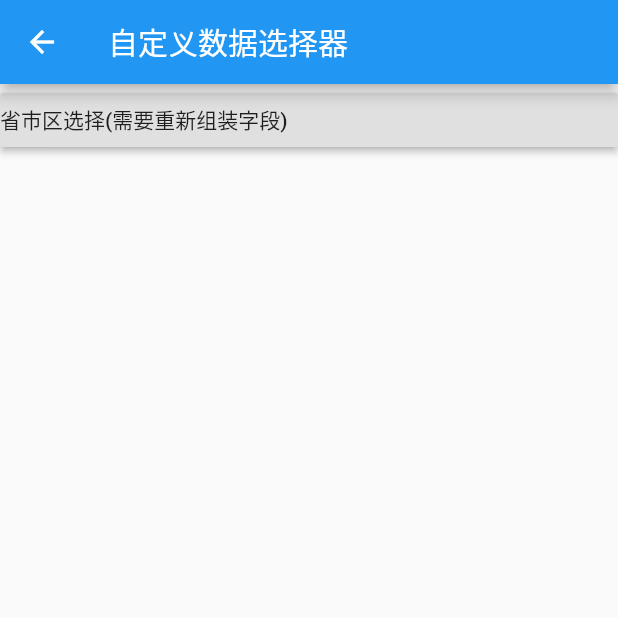
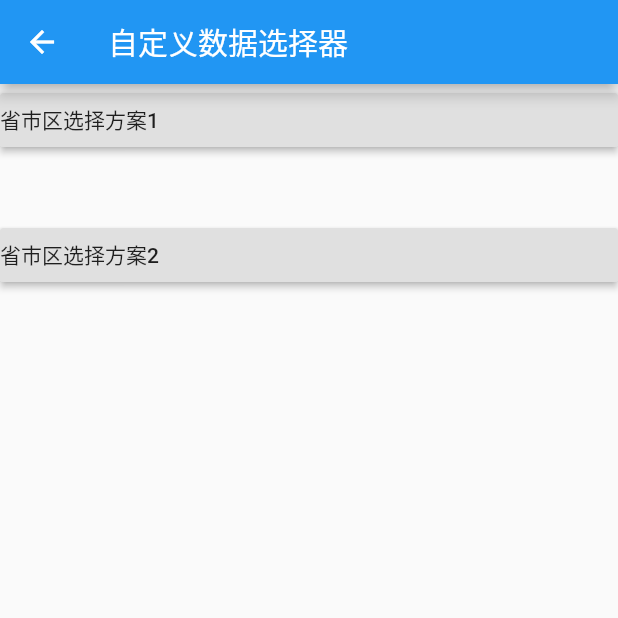
Before and after one commit to chenbing11/personal-app, a Flutter app: the JsonPickerPage screen opened directly, on a phone screen of 412 x 824 dp, the top half of it. Run offline on Flutter 3.47's test engine with Material 2 defaults, Android fonts, the phone set to English and light mode, and no system bars; missing offline and left inert: flutter_custom_dialog.

```diff
--- a/lib/pages/json-picker-page.dart
+++ b/lib/pages/json-picker-page.dart
@@ -12,49 +12,37 @@ class JsonPickerPage extends StatefulWidget {
 }
 
 class _JsonPickerPageState extends State<JsonPickerPage> {
-
+  // 方案一
   List<dynamic> provAreaDataIdxs = [];//省市区的选择数据下标集合
   String provAreaName = '';// 省市区名称
   dynamic provAreaValue; //省市区选的数据id
+  List<Map<String, dynamic>> resetAreaData = []; //省市区数据转换后的数据
 
+  // 方案二
+  List<dynamic> provAreaDataIdxs2 = [];//省市区的选择数据下标集合
+  String provAreaName2 = '';// 省市区名称
+  dynamic provAreaValue2; //省市区选的数据id
+  List<Map<String, dynamic>> resetAreaData2 = []; //省市区数据转换后的数据
 
-  List<Map<String, dynamic>> resetAreaData = []; //省市区数据转换后的数据
 
   @override
   void initState() {
     //方式1，因为数据是本地的数据，dart本身是没有dart数据格式，
     // 所以在定义json数据格式时，需要加上'''XXX''' 先包裹成字符串
     //所以需要解析成List ,真实的接口请求不需要这么处理
-    // List<dynamic> AreaDataJson = json.decode(areaDataJsonSting);//Json 改成小写，升级原因
+    List<dynamic> AreaDataJson = json.decode(areaDataJsonSting);//Json 改成小写，升级原因
     //需要注意的是 areaData 数据字段不是label 和value； 需要转化一下
-    // // print(AreaDataJson.toString());
-    // resetAreaData =recursionDataHandle(AreaDataJson);
+    resetAreaData =recursionDataHandle(AreaDataJson);
 
-    //方式
-    List<dynamic> AreaDataJson =  json.decode(areaDataJsonSting);//Json 改成小写，升级原因
-    List<dynamic> AreaDataDart = AreaDataJson.map((item) =>
+    //方式 2
+    List<dynamic> AreaDataJson2 = json.decode(areaDataJsonSting);
+    List<dynamic> AreaDataDart2 = AreaDataJson2.map((item) =>
     new AreaDataToJson.fromJson(item)).toList();
-    print(AreaDataDart.toString());
-    // List<dynamic> AreaDataDart = AreaDataJson.map((item) =>
-    //  new AreaDataToJson.fromJson((item)=> {
-    //     return item;
-    //   }
-    // )).toList();
-    // List<dynamic> AreaDataDart = AreaDataJson.map((item) =>
-    //     new AreaDataToJson.fromJson((item)).toList();
-       //    =>  {
-       //   if (item['children'] != null){
-       //     item['children'] = item['children'].map((it) => new Children.fromJson(it)));
-       //   }else {
-       //
-       //   }
-       // }
-       // ).toList();
-    // print(AreaDataDart.toString());
+    print(AreaDataDart2.toString()); //这里打印才发现AreaDataToJson类有问题，该网站不能对于这种树形结构的数据生成还存在问题，下面放开2层 即 省市是没问题的
+
     // // List<Map<String, dynamic>> AreaDataDart = AreaDataToJson.fromJson(AreaDataJson);
     //需要注意的是 areaData 数据字段不是label 和value； 需要转化一下
-    // resetAreaData =recursionDataHandle(AreaDataDart);
-    resetAreaData =recursionDataHandle(AreaDataJson);
+    resetAreaData2 =recursionDataHandle(AreaDataDart2);
     super.initState();
   }
 
@@ -67,7 +55,6 @@ class _JsonPickerPageState extends State<JsonPickerPage> {
       body: Center(
         child: GestureDetector(
           onTap: (){
-
           },
           child: Column(
               crossAxisAlignment: CrossAxisAlignment.stretch,
@@ -92,12 +79,39 @@ class _JsonPickerPageState extends State<JsonPickerPage> {
                   },
                   child: Row(
                     children: [
-                      Text('省市区选择(需要重新组装字段)'),
+                      Text('省市区选择方案1'),
 
                     ],
                   ),
                 ),
                 Text(provAreaName),
+                Container(
+                  height: 26.0,
+                ),
+                RaisedButton(
+                  padding: EdgeInsets.all(0),
+                  onPressed: () {
+                    customPicker(context,
+                        {"indexs":provAreaDataIdxs2, "initData": resetAreaData2, "colNum":2},
+                            (opt) {
+                          setState(() {
+                            provAreaDataIdxs2 = opt['indexs'];
+                            List names = opt['names'];
+                            provAreaName2 = '';
+                            for(int i = 0; i< names.length; i++) {
+                              provAreaName2 += names[i]['label'] != '' ?  i== 0 ? names[i]['label'] : '/' + names[i]['label'] : '';
+                            }
+                            provAreaValue2 = names[names.length-1]['value'];//value 这里逻辑只需要取最后一个
+                          });
+                        });
+                  },
+                  child: Row(
+                    children: [
+                      Text('省市区选择方案2'),
+                    ],
+                  ),
+                ),
+                Text(provAreaName2),
                 Container(
                   height: 26.0,
                 ),
@@ -111,19 +125,14 @@ class _JsonPickerPageState extends State<JsonPickerPage> {
   //数据格式转换
   recursionDataHandle(data) {
     List<Map<String, dynamic>> resetData = [];
-    // print(data?.length);
     if(data?.length > 0) {
       for (var i = 0; i <data?.length; i++) {
-        // print(data?[i].toJson());
         Map<String, dynamic> tmpData;
-        tmpData = data?[i];
-        // try {
-        //   tmpData = data?[i].toJson();
-        //   print(tmpData);
-        // } catch(e) {
-        //   tmpData = data?[i];
-        //   // print(data?[i]);
-        // }
+        try {
+          tmpData = data?[i].toJson();
+        } catch(e) {
+          tmpData = data?[i];
+        }
 
         resetData.add({
           'value': tmpData['id'],
@@ -132,12 +141,9 @@ class _JsonPickerPageState extends State<JsonPickerPage> {
           'level':  tmpData['level'],
           // 'children': data[i]['children'] ? recursionDataHandle(data[i]['children']): []
         });
-        // print(tmpData.containsKey('children'));
         if(tmpData.containsKey('children')) { //是否包含key值children
-          // print(tmpData['children']?.length);
           if(tmpData['children']?.length > 0)  {
             resetData[i]['children'] = recursionDataHandle(tmpData['children']);
-            // resetData[i]['children'] = [];
           } else {
             resetData[i]['children'] = [];
           }
```
Also changed, not shown: lib/pages/count-down-page.dart (added, +253 -0 lines), lib/pages/home.dart (+6 -1 lines).
